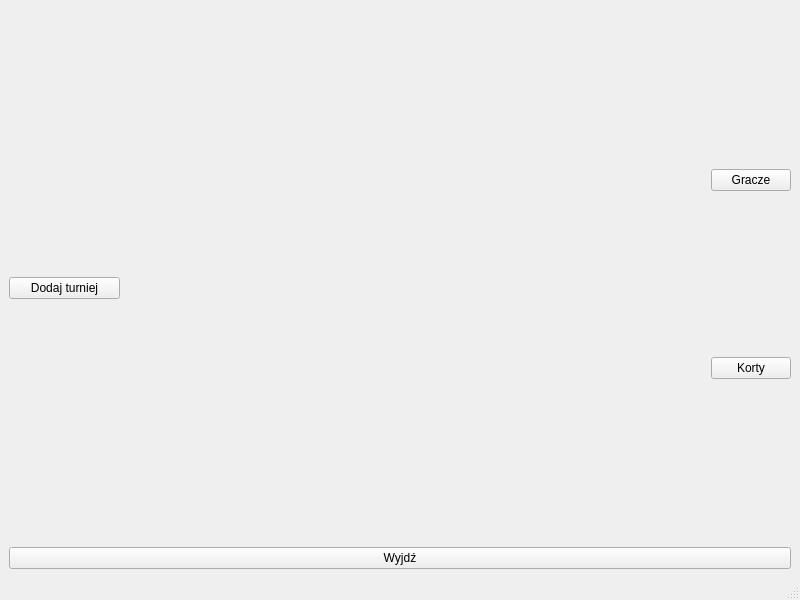
Above: src/ui/mainWindow.ui from messer440/obslugaTurnieji before the change. Below: the same form after it.
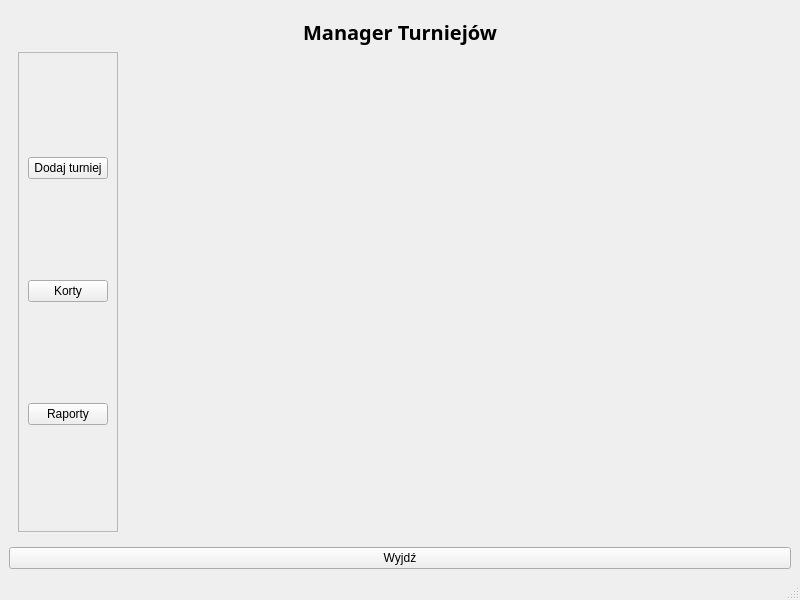
That is the form after the change.

```diff
--- a/src/ui/mainWindow.ui
+++ b/src/ui/mainWindow.ui
@@ -39,49 +39,35 @@
     <property name="sizeConstraint">
      <enum>QLayout::SetNoConstraint</enum>
     </property>
+    <item row="1" column="0">
+     <widget class="QPushButton" name="buttonExit">
+      <property name="text">
+       <string>Wyjdź</string>
+      </property>
+     </widget>
+    </item>
     <item row="0" column="0">
+     <widget class="QWidget" name="widget" native="true">
      <layout class="QGridLayout" name="gridLayout">
-      <item row="0" column="1">
+       <item row="1" column="1">
        <widget class="QStackedWidget" name="stackedWidget">
-        <property name="maximumSize">
-         <size>
-          <width>1920</width>
-          <height>1080</height>
-         </size>
-        </property>
-        <property name="currentIndex">
-         <number>0</number>
-        </property>
-        <widget class="QWidget" name="page">
-         <widget class="QWidget" name="verticalLayoutWidget_2">
-          <property name="geometry">
-           <rect>
-            <x>0</x>
-            <y>0</y>
-            <width>111</width>
-            <height>558</height>
-           </rect>
-          </property>
-          <layout class="QGridLayout" name="gridLayout_4">
-           <item row="0" column="0">
-            <widget class="QPushButton" name="dodajTurniej">
-             <property name="text">
-              <string>Dodaj turniej</string>
-             </property>
-            </widget>
-           </item>
-          </layout>
-         </widget>
-        </widget>
+         <widget class="QWidget" name="page"/>
         <widget class="QWidget" name="page_2"/>
        </widget>
       </item>
-      <item row="0" column="5">
+       <item row="1" column="0">
+        <widget class="QFrame" name="frame">
+         <property name="frameShape">
+          <enum>QFrame::StyledPanel</enum>
+         </property>
+         <property name="frameShadow">
+          <enum>QFrame::Raised</enum>
+         </property>
        <layout class="QGridLayout" name="gridLayout_3">
         <item row="0" column="0">
-         <widget class="QPushButton" name="gracze">
+           <widget class="QPushButton" name="dodajTurniej">
           <property name="text">
-           <string>Gracze</string>
+             <string>Dodaj turniej</string>
           </property>
          </widget>
         </item>
@@ -92,15 +78,39 @@
           </property>
          </widget>
         </item>
-       </layout>
-      </item>
-     </layout>
-    </item>
-    <item row="1" column="0">
-     <widget class="QPushButton" name="buttonExit">
+          <item row="2" column="0">
+           <widget class="QPushButton" name="pushButton">
+            <property name="text">
+             <string>Raporty</string>
+            </property>
+           </widget>
+          </item>
+         </layout>
+        </widget>
+       </item>
+       <item row="0" column="0" colspan="2">
+        <widget class="QLabel" name="label">
+         <property name="font">
+          <font>
+           <family>Radio Space</family>
+           <pointsize>15</pointsize>
+           <weight>75</weight>
+           <bold>true</bold>
+           <stylestrategy>PreferAntialias</stylestrategy>
+          </font>
+         </property>
+         <property name="frameShadow">
+          <enum>QFrame::Raised</enum>
+         </property>
       <property name="text">
-       <string>Wyjdź</string>
-      </property>
+          <string>Manager Turniejów</string>
+         </property>
+         <property name="alignment">
+          <set>Qt::AlignCenter</set>
+         </property>
+        </widget>
+       </item>
+      </layout>
      </widget>
     </item>
    </layout>
```
Lines whose indentation alone changed are shown as unchanged.
